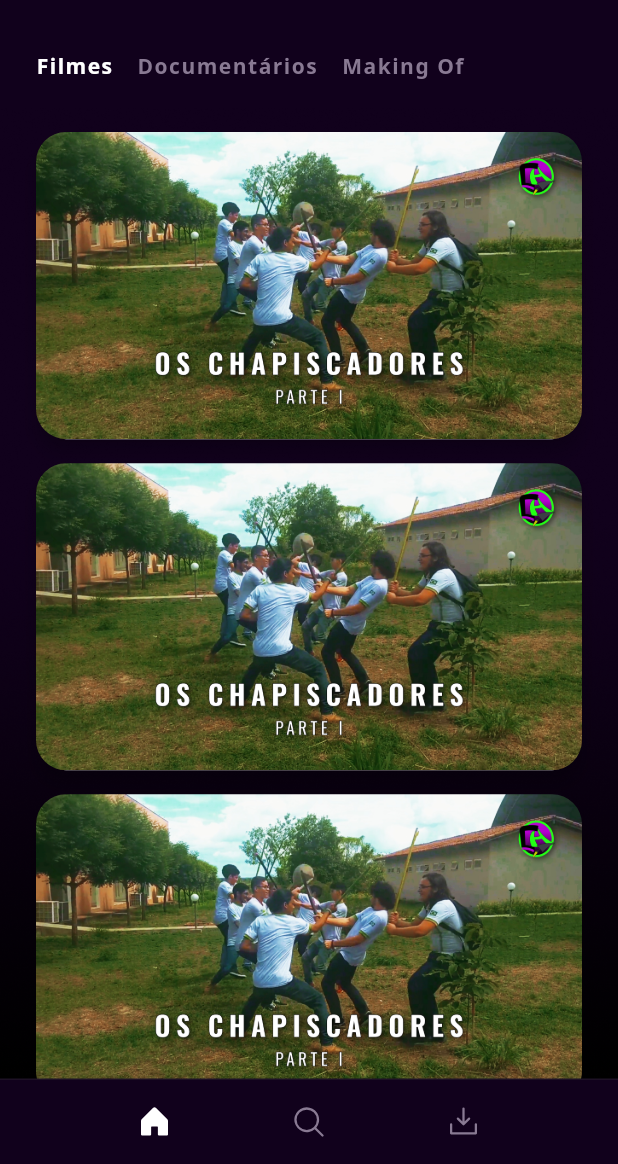
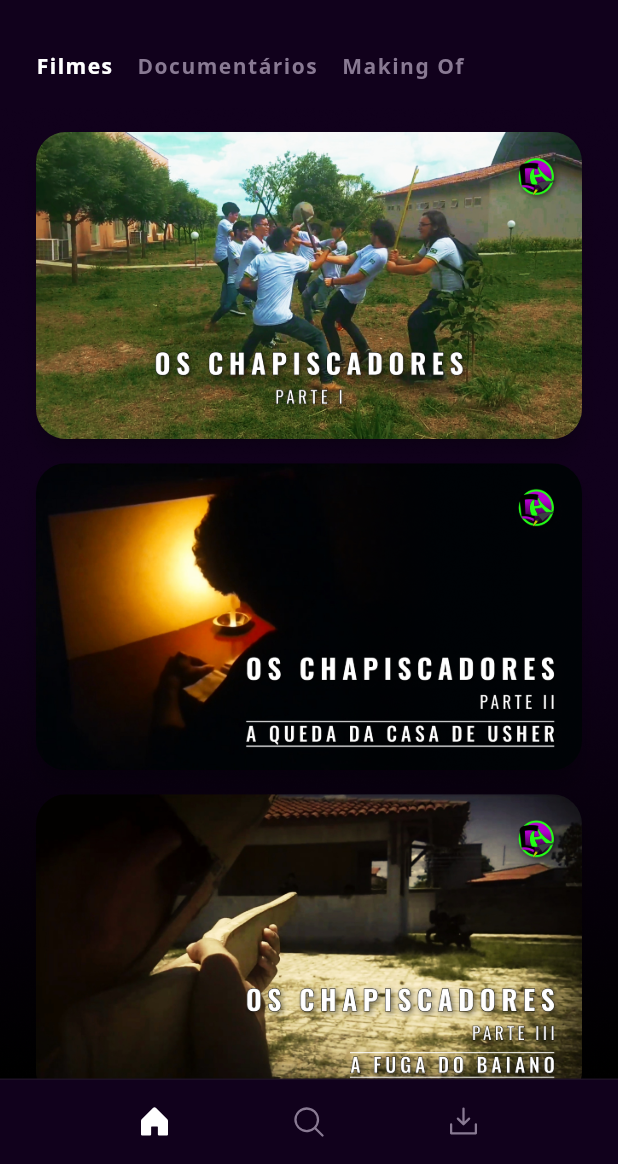
Before and after one commit to r0drigobenicio/chapisco-tv, a Flutter app: the HomePage screen opened directly, on a phone screen of 412 x 824 dp, the part 72-1236 px from its top. Run offline on Flutter 3.47's test engine with Material 2 defaults, Android fonts, the light colour scheme and no system bars; our stand-ins replace flutter_phosphor_icons, flutter_svg.

Commit message:
fix InkWell ripple effect when tapping it on home_page

```diff
--- a/lib/views/home/home_page.dart
+++ b/lib/views/home/home_page.dart
@@ -336,12 +336,8 @@ class _HomePageState extends State<HomePage> {
                         ),
                         child: Column(
                           children: [
-                            InkWell(
-                              splashColor: AppColors.blackColor,
-                              onTap: () {
-                                _showBottomSheet(!_isShowBottomSheet);
-                              },
-                              child: Card(
+                            Material(
+                              color: Colors.transparent,
                               clipBehavior: Clip.antiAliasWithSaveLayer,
                               shape: RoundedRectangleBorder(
                                 borderRadius: BorderRadius.circular(20),
@@ -349,90 +345,62 @@ class _HomePageState extends State<HomePage> {
                                   color: _isShowBottomSheet ? AppColors.whiteColor : Colors.transparent
                                 )
                               ),
-                                margin: EdgeInsets.zero,
                               elevation: 5,
-                                child: const Image(
+                              child: AspectRatio(
+                                aspectRatio: 16/9,
+                                child: Ink.image(
                                   image: AssetImage('assets/images/Capa - Os Chapiscadores Parte I 1280x720.png'),
-                                  fit: BoxFit.cover
+                                  fit: BoxFit.cover,
+                                  child: InkWell(
+                                    onTap: () {
+                                      _showBottomSheet(!_isShowBottomSheet);
+                                    },
+                                  ),
                                 ),
                               ),
                             ),
                             const SizedBox(height: 16,),
-                            Card(
+                            Material(
+                              color: Colors.transparent,
                               clipBehavior: Clip.antiAliasWithSaveLayer,
                               shape: RoundedRectangleBorder(
-                                borderRadius: BorderRadius.circular(20)
+                                borderRadius: BorderRadius.circular(20),
+                                side: BorderSide(
+                                  color: Colors.transparent
+                                )
                               ),
-                              margin: EdgeInsets.zero,
                               elevation: 5,
-                              child: const Image(
-                                image: AssetImage('assets/images/Capa - Os Chapiscadores Parte I 1280x720.png'),
-                                fit: BoxFit.cover
+                              child: AspectRatio(
+                                aspectRatio: 16/9,
+                                child: Ink.image(
+                                  image: AssetImage('assets/images/Capa - Os Chapiscadores Parte II 1280x720.png'),
+                                  fit: BoxFit.cover,
+                                  child: InkWell(
+                                    onTap: () {},
+                                  ),
+                                ),
                               ),
                             ),
                             const SizedBox(height: 16,),
-                            Card(
+                            Material(
+                              color: Colors.transparent,
                               clipBehavior: Clip.antiAliasWithSaveLayer,
                               shape: RoundedRectangleBorder(
-                                borderRadius: BorderRadius.circular(20)
+                                borderRadius: BorderRadius.circular(20),
+                                side: BorderSide(
+                                  color: Colors.transparent
+                                )
                               ),
-                              margin: EdgeInsets.zero,
                               elevation: 5,
-                              child: const Image(
-                                image: AssetImage('assets/images/Capa - Os Chapiscadores Parte I 1280x720.png'),
-                                fit: BoxFit.cover
+                              child: AspectRatio(
+                                aspectRatio: 16/9,
+                                child: Ink.image(
+                                  image: AssetImage('assets/images/Capa - Os Chapiscadores Parte III 1280x720.png'),
+                                  fit: BoxFit.cover,
+                                  child: InkWell(
+                                    onTap: () {},
                                   ),
                                 ),
-                            const SizedBox(height: 16,),
-                            Card(
-                              clipBehavior: Clip.antiAliasWithSaveLayer,
-                              shape: RoundedRectangleBorder(
-                                borderRadius: BorderRadius.circular(20)
-                              ),
-                              margin: EdgeInsets.zero,
-                              elevation: 5,
-                              child: const Image(
-                                image: AssetImage('assets/images/Capa - Os Chapiscadores Parte I 1280x720.png'),
-                                fit: BoxFit.cover
-                              ),
-                            ),
-                            const SizedBox(height: 16,),
-                            Card(
-                              clipBehavior: Clip.antiAliasWithSaveLayer,
-                              shape: RoundedRectangleBorder(
-                                borderRadius: BorderRadius.circular(20)
-                              ),
-                              margin: EdgeInsets.zero,
-                              elevation: 5,
-                              child: const Image(
-                                image: AssetImage('assets/images/Capa - Os Chapiscadores Parte I 1280x720.png'),
-                                fit: BoxFit.cover
-                              ),
-                            ),
-                            const SizedBox(height: 16,),
-                            Card(
-                              clipBehavior: Clip.antiAliasWithSaveLayer,
-                              shape: RoundedRectangleBorder(
-                                borderRadius: BorderRadius.circular(20)
-                              ),
-                              margin: EdgeInsets.zero,
-                              elevation: 5,
-                              child: const Image(
-                                image: AssetImage('assets/images/Capa - Os Chapiscadores Parte I 1280x720.png'),
-                                fit: BoxFit.cover
-                              ),
-                            ),
-                            const SizedBox(height: 16,),
-                            Card(
-                              clipBehavior: Clip.antiAliasWithSaveLayer,
-                              shape: RoundedRectangleBorder(
-                                borderRadius: BorderRadius.circular(20)
-                              ),
-                              margin: EdgeInsets.zero,
-                              elevation: 5,
-                              child: const Image(
-                                image: AssetImage('assets/images/Capa - Os Chapiscadores Parte I 1280x720.png'),
-                                fit: BoxFit.cover
                               ),
                             ),
                           ],
```
Lines whose indentation alone changed are shown as unchanged.
